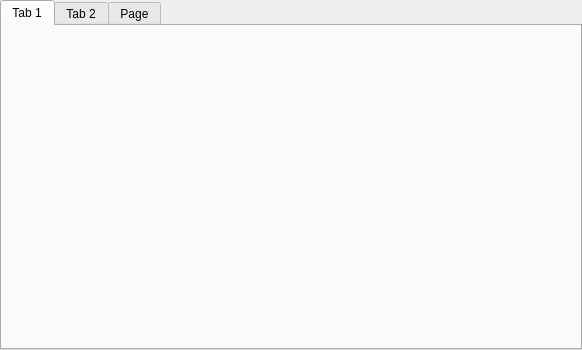
Before: the Qt Designer form nvmrdisplay.ui in nvmr-org/NVMRDisplay, drawn with Qt 5.
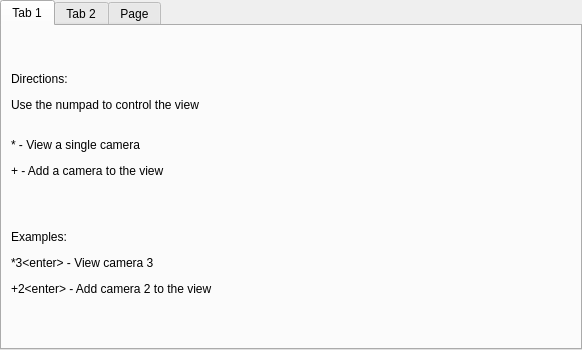
After: the same form once the commit is applied. Custom widgets are drawn as their Qt base class.

The edit to the form file:
```diff
--- a/nvmrdisplay.ui
+++ b/nvmrdisplay.ui
@@ -39,6 +39,19 @@
        <attribute name="title">
         <string>Tab 1</string>
        </attribute>
+       <widget class="QLabel" name="directionsLabel">
+        <property name="geometry">
+         <rect>
+          <x>9</x>
+          <y>9</y>
+          <width>560</width>
+          <height>299</height>
+         </rect>
+        </property>
+        <property name="text">
+         <string>&lt;html&gt;&lt;head/&gt;&lt;body&gt;&lt;p&gt;Directions:&lt;/p&gt;&lt;p&gt;Use the numpad to control the view&lt;br/&gt;&lt;/p&gt;&lt;p&gt;* - View a single camera&lt;/p&gt;&lt;p&gt;+ - Add a camera to the view&lt;/p&gt;&lt;p&gt;&lt;br/&gt;&lt;/p&gt;&lt;p&gt;Examples:&lt;/p&gt;&lt;p&gt;*3&amp;lt;enter&amp;gt; - View camera 3&lt;/p&gt;&lt;p&gt;+2&amp;lt;enter&amp;gt; - Add camera 2 to the view&lt;/p&gt;&lt;/body&gt;&lt;/html&gt;</string>
+        </property>
+       </widget>
       </widget>
       <widget class="QWidget" name="webWidget">
        <attribute name="title">
```
